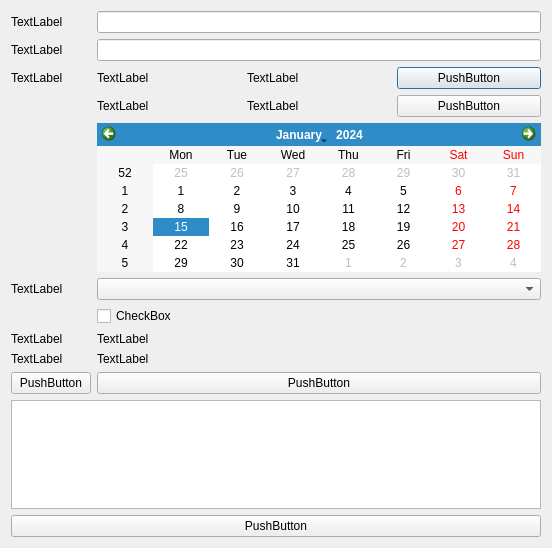
Qt form src/calculator/depcalc.ui (ElectricEnchanter/Calculator_v2.0) before a commit.
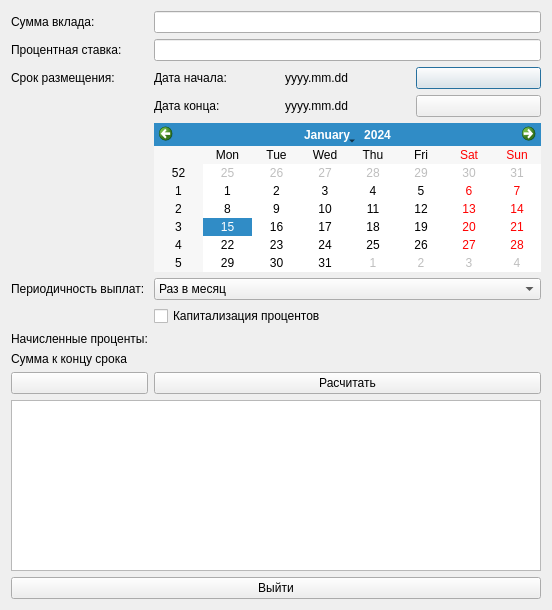
The same form after that commit. Icons and pictures are not drawn.

The edit to the form file:
```diff
--- a/src/calculator/depcalc.ui
+++ b/src/calculator/depcalc.ui
@@ -7,7 +7,7 @@
     <x>0</x>
     <y>0</y>
     <width>552</width>
-    <height>548</height>
+    <height>610</height>
    </rect>
   </property>
   <property name="windowTitle">
@@ -19,14 +19,14 @@
      <item row="5" column="0">
       <widget class="QLabel" name="label_6">
        <property name="text">
-        <string>TextLabel</string>
+        <string>Периодичность выплат:</string>
        </property>
       </widget>
      </item>
      <item row="6" column="1">
       <widget class="QCheckBox" name="capitalization">
        <property name="text">
-        <string>CheckBox</string>
+        <string>Капитализация процентов</string>
        </property>
       </widget>
      </item>
@@ -35,21 +35,28 @@
        <item>
         <widget class="QLabel" name="label_2">
          <property name="text">
-          <string>TextLabel</string>
+          <string>Дата начала:</string>
          </property>
         </widget>
        </item>
        <item>
         <widget class="QLabel" name="label_3">
          <property name="text">
-          <string>TextLabel</string>
+          <string>yyyy.mm.dd</string>
          </property>
         </widget>
        </item>
        <item>
         <widget class="QPushButton" name="periodStartInputButton">
          <property name="text">
-          <string>PushButton</string>
+          <string/>
+         </property>
+         <property name="icon">
+          <iconset resource="../../assets/icons/icons.qrc">
+           <normaloff>:/outline_event_black.png</normaloff>:/outline_event_black.png</iconset>
+         </property>
+         <property name="checkable">
+          <bool>true</bool>
          </property>
         </widget>
        </item>
@@ -60,15 +67,22 @@
      </item>
      <item row="9" column="1">
       <widget class="QPushButton" name="equalButton">
+       <property name="layoutDirection">
+        <enum>Qt::RightToLeft</enum>
+       </property>
        <property name="text">
-        <string>PushButton</string>
+        <string>Расчитать</string>
+       </property>
+       <property name="icon">
+        <iconset resource="../../assets/icons/icons.qrc">
+         <normaloff>:/calculate.png</normaloff>:/calculate.png</iconset>
        </property>
       </widget>
      </item>
      <item row="7" column="0">
       <widget class="QLabel" name="label">
        <property name="text">
-        <string>TextLabel</string>
+        <string>Начисленные проценты:</string>
        </property>
       </widget>
      </item>
@@ -77,21 +91,28 @@
        <item>
         <widget class="QLabel" name="label_4">
          <property name="text">
-          <string>TextLabel</string>
+          <string>Дата конца:</string>
          </property>
         </widget>
        </item>
        <item>
         <widget class="QLabel" name="label_5">
          <property name="text">
-          <string>TextLabel</string>
+          <string>yyyy.mm.dd</string>
          </property>
         </widget>
        </item>
        <item>
         <widget class="QPushButton" name="periodEndInputButton">
          <property name="text">
-          <string>PushButton</string>
+          <string/>
+         </property>
+         <property name="icon">
+          <iconset resource="../../assets/icons/icons.qrc">
+           <normaloff>:/outline_event_black.png</normaloff>:/outline_event_black.png</iconset>
+         </property>
+         <property name="checkable">
+          <bool>true</bool>
          </property>
         </widget>
        </item>
@@ -100,12 +121,32 @@
      <item row="9" column="0">
       <widget class="QPushButton" name="eraseButton">
        <property name="text">
-        <string>PushButton</string>
+        <string/>
+       </property>
+       <property name="icon">
+        <iconset resource="../../assets/icons/icons.qrc">
+         <normaloff>:/backspace.png</normaloff>:/backspace.png</iconset>
        </property>
       </widget>
      </item>
      <item row="5" column="1">
-      <widget class="QComboBox" name="payFrequencyBox"/>
+      <widget class="QComboBox" name="payFrequencyBox">
+       <item>
+        <property name="text">
+         <string>Раз в месяц</string>
+        </property>
+       </item>
+       <item>
+        <property name="text">
+         <string>Раз в год</string>
+        </property>
+       </item>
+       <item>
+        <property name="text">
+         <string>В конце срока</string>
+        </property>
+       </item>
+      </widget>
      </item>
      <item row="0" column="1">
       <widget class="QLineEdit" name="depAmountInput"/>
@@ -116,54 +157,61 @@
      <item row="8" column="0">
       <widget class="QLabel" name="label_7">
        <property name="text">
-        <string>TextLabel</string>
+        <string>Сумма к концу срока</string>
        </property>
       </widget>
      </item>
      <item row="7" column="1">
       <widget class="QLabel" name="AccruedIntOutput">
        <property name="text">
-        <string>TextLabel</string>
+        <string/>
        </property>
       </widget>
      </item>
      <item row="8" column="1">
       <widget class="QLabel" name="endAmmountOutput">
        <property name="text">
-        <string>TextLabel</string>
+        <string/>
        </property>
       </widget>
      </item>
      <item row="0" column="0">
       <widget class="QLabel" name="label_10">
        <property name="text">
-        <string>TextLabel</string>
+        <string>Сумма вклада:</string>
        </property>
       </widget>
      </item>
      <item row="1" column="0">
       <widget class="QLabel" name="label_11">
        <property name="text">
-        <string>TextLabel</string>
+        <string>Процентная ставка:</string>
        </property>
       </widget>
      </item>
      <item row="2" column="0">
       <widget class="QLabel" name="label_12">
        <property name="text">
-        <string>TextLabel</string>
+        <string>Срок размещения:</string>
        </property>
       </widget>
      </item>
     </layout>
    </item>
    <item>
-    <widget class="QTableView" name="calendarWidget_2"/>
+    <widget class="QTableWidget" name="tableWidget"/>
    </item>
    <item>
     <widget class="QPushButton" name="closeButton">
+     <property name="layoutDirection">
+      <enum>Qt::RightToLeft</enum>
+     </property>
      <property name="text">
-      <string>PushButton</string>
+      <string>Выйти</string>
+     </property>
+     <property name="icon">
+      <iconset resource="../../assets/icons/icons.qrc">
+       <normaloff>:/close.png</normaloff>:/close.png</iconset>
      </property>
     </widget>
    </item>
```
Left out of the diff: 6 changed lines with no effect on the pictures.
